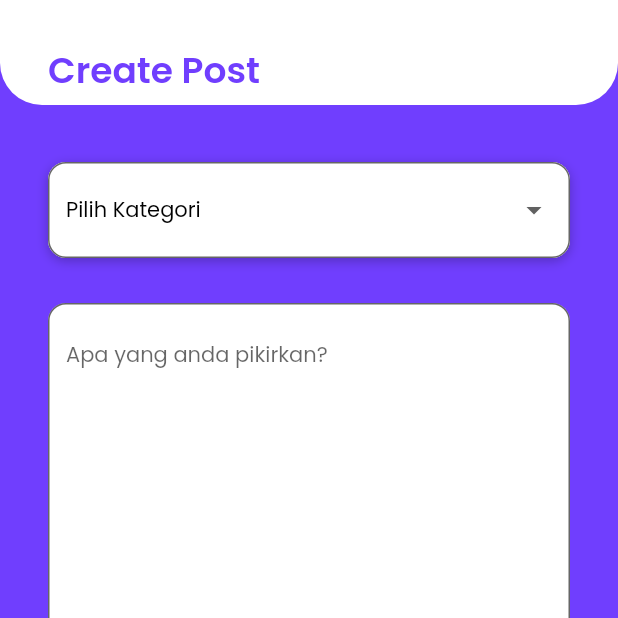
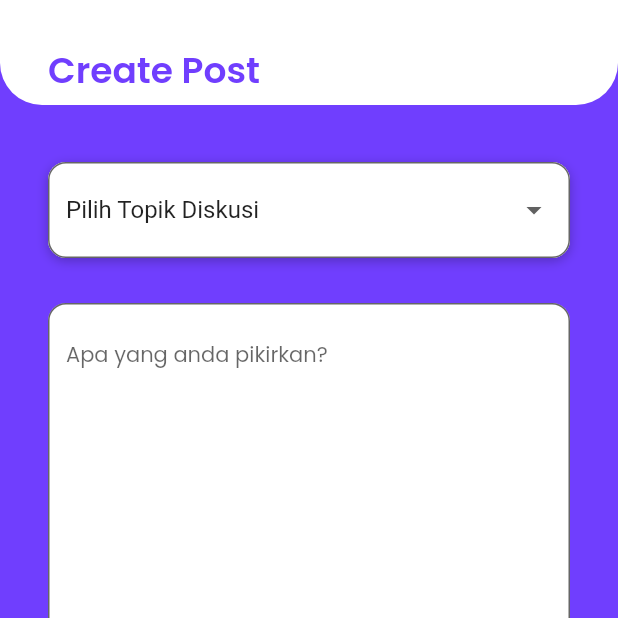
Before and after one commit to Bintang73/Discus-in, a Flutter app: the screen it shows once a user with an empty profile is signed in, item 3 of the bottom bar chosen, on a phone screen of 412 x 824 dp, the top half of it. Run offline on Flutter 3.47's test engine with Material 2 defaults, Android fonts, the phone set to English and light mode, and no system bars; drawn by our look-alikes of google_nav_bar; our stand-ins replace cloud_firestore, firebase_auth, firebase_core, google_fonts; missing offline and left inert: slider_captcha; accounts and stored records are empty; network calls fail.

Commit message:
fetch topics firebase to dropdown Fixes #13

```diff
--- a/lib/pages/post_page.dart
+++ b/lib/pages/post_page.dart
@@ -1,3 +1,4 @@
+import 'package:cloud_firestore/cloud_firestore.dart';
 import 'package:flutter/material.dart';
 
 import '../theme.dart';
@@ -10,42 +11,8 @@ class PostPage extends StatefulWidget {
 }
 
 class _PostPageState extends State<PostPage> {
-  String dropdownvalue = 'Pilih Kategori';
+  String selectedTopic = '0';
 
-  // List of items in our dropdown menu
-  var items = [
-    'Pilih Kategori',
-    'Kategori 1',
-    'Kategori 2',
-    'Kategori 3',
-    'Kategori 4',
-    'Kategori 5',
-    'Kategori 6',
-    'Kategori 7',
-    'Kategori 8',
-    'Kategori 9',
-    'Kategori 10',
-    'Kategori 11',
-    'Kategori 12',
-    'Kategori 13',
-    'Kategori 14',
-    'Kategori 15',
-    'Kategori 16',
-    'Kategori 17',
-    'Kategori 18',
-    'Kategori 19',
-    'Kategori 20',
-    'Kategori 21',
-    'Kategori 22',
-    'Kategori 23',
-    'Kategori 24',
-    'Kategori 25',
-    'Kategori 26',
-    'Kategori 27',
-    'Kategori 28',
-    'Kategori 29',
-    'Kategori 30',
-  ];
   @override
   Widget build(BuildContext context) {
     return Scaffold(
@@ -62,14 +29,13 @@ class _PostPageState extends State<PostPage> {
                 bottomRight: Radius.circular(28),
               ),
             ),
-            toolbarHeight: 70, // Adjust the desired height here
+            toolbarHeight: 70,
             flexibleSpace: FlexibleSpaceBar(
               background: Container(
                 margin: const EdgeInsets.only(top: 25),
                 child: Column(
                   mainAxisAlignment: MainAxisAlignment.center,
-                  crossAxisAlignment: CrossAxisAlignment
-                      .start, // Aligns the text vertically at the center
+                  crossAxisAlignment: CrossAxisAlignment.start,
                   children: [
                     Container(
                       padding: const EdgeInsets.symmetric(horizontal: 32),
@@ -91,7 +57,29 @@ class _PostPageState extends State<PostPage> {
                   margin: const EdgeInsets.symmetric(horizontal: 32),
                   child: Column(
                     children: [
-                      Container(
+                      StreamBuilder<QuerySnapshot>(
+                        stream: FirebaseFirestore.instance
+                            .collection('Topic')
+                            .snapshots(),
+                        builder: (context, snapshot) {
+                          List<DropdownMenuItem> topicList = [];
+                          if (!snapshot.hasData) {
+                            const CircularProgressIndicator();
+                          } else {
+                            final topics =
+                                snapshot.data?.docs.reversed.toList();
+                            topicList.add(const DropdownMenuItem(
+                                value: '0',
+                                child: Text('Pilih Topik Diskusi')));
+                            for (var topic in topics!) {
+                              topicList.add(DropdownMenuItem(
+                                value: topic.id,
+                                child: Text(topic['name']),
+                              ));
+                            }
+                          }
+                          return Container(
+                            width: double.infinity,
                             margin: const EdgeInsets.only(bottom: 30),
                             decoration: BoxDecoration(
                               color: whiteColor,
@@ -106,9 +94,14 @@ class _PostPageState extends State<PostPage> {
                               ],
                             ),
                             child: DropdownButtonFormField(
-                          value: dropdownvalue,
+                              items: topicList,
+                              onChanged: (topicValue) {
+                                setState(() {
+                                  selectedTopic = topicValue;
+                                });
+                              },
+                              value: selectedTopic,
                               decoration: InputDecoration(
-                            hintText: 'Apa yang anda pikirkan?',
                                 filled: true,
                                 fillColor: whiteColor,
                                 focusedBorder: OutlineInputBorder(
@@ -122,25 +115,10 @@ class _PostPageState extends State<PostPage> {
                                   borderRadius: BorderRadius.circular(12),
                                 ),
                               ),
-                          items: items.map((String items) {
-                            return DropdownMenuItem(
-                              value: items,
-                              child: Text(
-                                items,
-                                style: regularPoppins.copyWith(fontSize: 14),
                             ),
                           );
-                          }).toList(),
-                          onChanged: (String? newValue) {
-                            setState(() {
-                              dropdownvalue = newValue!;
-                            });
                         },
                       ),
-                      ),
-                      /*
-                        Container for post message
-                      */
                       Container(
                         margin: const EdgeInsets.only(bottom: 30),
                         height: 300,
--- a/lib/pages/sign_in_page.dart
+++ b/lib/pages/sign_in_page.dart
@@ -44,7 +44,7 @@ class _SignInPageState extends State<SignInPage> {
   void _showSliderCaptchaDialog() {
     Random rnd;
     int min = 1;
-    int max = 20;
+    int max = 5;
     rnd = Random();
     int numberRnd = min + rnd.nextInt(max - min);
     showDialog(
--- a/lib/pages/sign_up_page.dart
+++ b/lib/pages/sign_up_page.dart
@@ -126,7 +126,7 @@ class _SignUpPageState extends State<SignUpPage> {
   void _showSliderCaptchaDialog() {
     Random rnd;
     int min = 1;
-    int max = 20;
+    int max = 5;
     rnd = Random();
     int numberRnd = min + rnd.nextInt(max - min);
     showDialog(
```
Also changed, not shown: assets/captcha/10.jpg (deleted), assets/captcha/11.jpg (deleted), assets/captcha/13.jpg (deleted), assets/captcha/14.jpg (deleted), assets/captcha/16.jpg (deleted), assets/captcha/17.jpg (deleted), assets/captcha/18.jpg (deleted), assets/captcha/20.jpg (deleted), assets/captcha/6.jpg (deleted), assets/captcha/7.jpg (deleted), assets/captcha/8.jpg (deleted), assets/captcha/9.jpg (deleted), 3 other files. Lines whose indentation alone changed are shown as unchanged.
